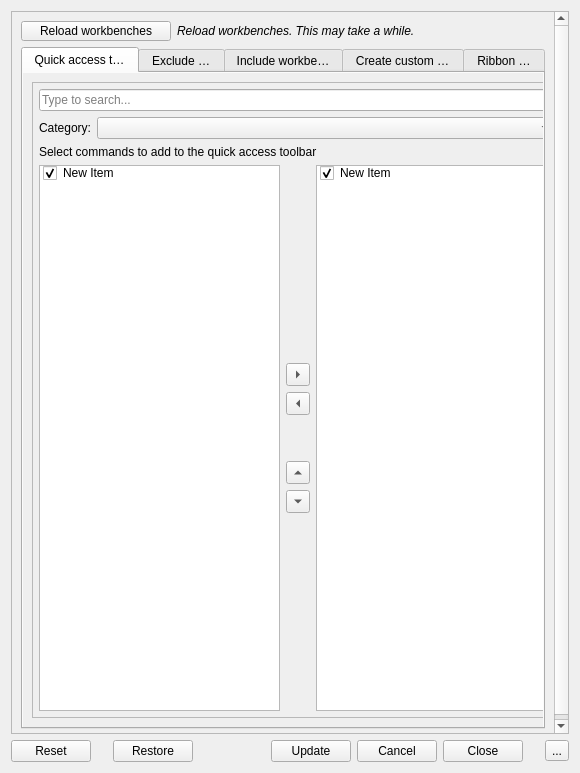
First picture: the form in Resources/ui/Design.ui, repository APEbbers/FreeCAD-Ribbon, before the edit.
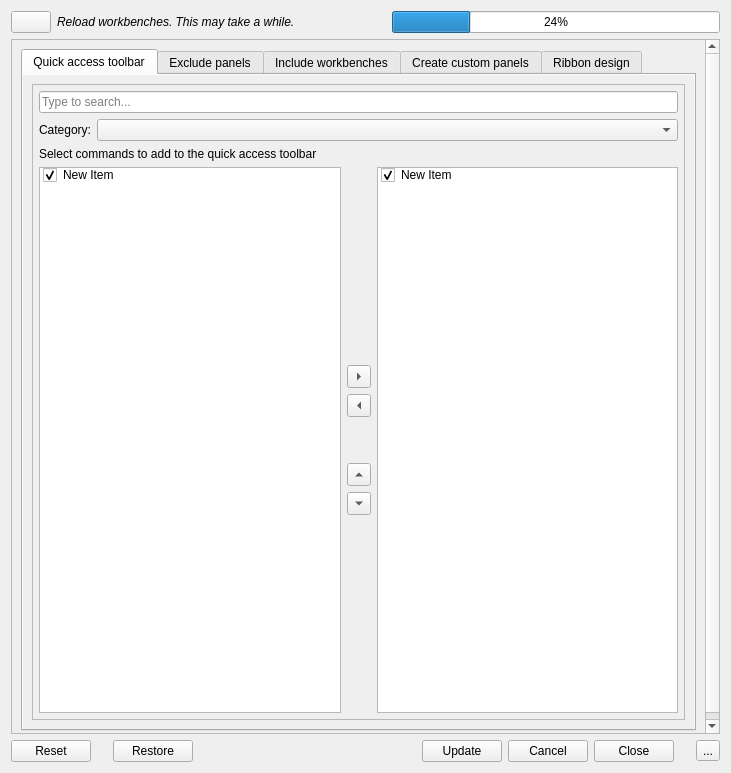
Second picture: the form after the edit. The open tabs and pages were chosen to show the change. Icons and pictures are not drawn.

Commit message: Update design dialog

```diff
--- a/Resources/ui/Design.ui
+++ b/Resources/ui/Design.ui
@@ -9,7 +9,7 @@
    <rect>
     <x>0</x>
     <y>0</y>
-    <width>580</width>
+    <width>731</width>
     <height>773</height>
    </rect>
   </property>
@@ -21,7 +21,7 @@
   </property>
   <property name="minimumSize">
    <size>
-    <width>580</width>
+    <width>730</width>
     <height>600</height>
    </size>
   </property>
@@ -167,8 +167,8 @@
          <rect>
           <x>0</x>
           <y>0</y>
-          <width>546</width>
-          <height>734</height>
+          <width>697</width>
+          <height>708</height>
          </rect>
         </property>
         <layout class="QGridLayout" name="gridLayout_26">
@@ -1606,19 +1606,14 @@
            </widget>
           </widget>
          </item>
-         <item row="0" column="1">
-          <widget class="QLabel" name="label_14">
-           <property name="sizePolicy">
-            <sizepolicy hsizetype="MinimumExpanding" vsizetype="Preferred">
-             <horstretch>0</horstretch>
-             <verstretch>0</verstretch>
-            </sizepolicy>
-           </property>
-           <property name="text">
-            <string>&lt;html&gt;&lt;head/&gt;&lt;body&gt;&lt;p&gt;&lt;span style=&quot; font-style:italic;&quot;&gt;Reload workbenches. This may take a while.&lt;/span&gt;&lt;/p&gt;&lt;/body&gt;&lt;/html&gt;</string>
-           </property>
-          </widget>
-         </item>
+        </layout>
+       </widget>
+      </widget>
+     </item>
+    </layout>
+   </item>
+   <item row="0" column="0" rowspan="2">
+    <layout class="QGridLayout" name="gridLayout_28">
          <item row="0" column="0">
           <widget class="QPushButton" name="LoadWB">
            <property name="sizePolicy">
@@ -1629,17 +1624,36 @@
            </property>
            <property name="minimumSize">
             <size>
-             <width>150</width>
-             <height>20</height>
+         <width>10</width>
+         <height>10</height>
             </size>
            </property>
            <property name="text">
-            <string>Reload workbenches</string>
-           </property>
-          </widget>
-         </item>
-        </layout>
-       </widget>
+        <string/>
+       </property>
+       <property name="icon">
+        <iconset theme="emblem-synchronized"/>
+       </property>
+      </widget>
+     </item>
+     <item row="0" column="1">
+      <widget class="QLabel" name="label_14">
+       <property name="sizePolicy">
+        <sizepolicy hsizetype="MinimumExpanding" vsizetype="Preferred">
+         <horstretch>0</horstretch>
+         <verstretch>0</verstretch>
+        </sizepolicy>
+       </property>
+       <property name="text">
+        <string>&lt;html&gt;&lt;head/&gt;&lt;body&gt;&lt;p&gt;&lt;span style=&quot; font-style:italic;&quot;&gt;Reload workbenches. This may take a while.&lt;/span&gt;&lt;/p&gt;&lt;/body&gt;&lt;/html&gt;</string>
+       </property>
+      </widget>
+     </item>
+     <item row="0" column="3">
+      <widget class="QProgressBar" name="progressBar">
+       <property name="value">
+        <number>24</number>
+       </property>
       </widget>
      </item>
     </layout>
```
Left out of the diff: 2 changed lines with no effect on the pictures. Lines whose indentation alone changed are shown as unchanged. The commit also changes 1 other file.
